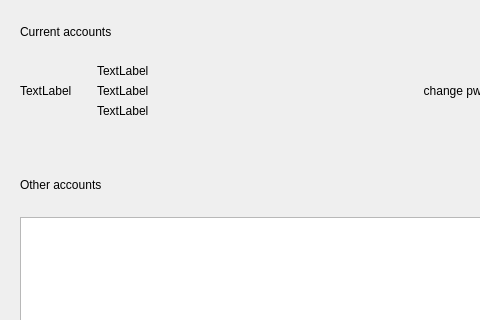
This is plugins/account/userinfo/userinfo.ui in ukui/ukui-control-center as Qt 5 draws it before an edit; both pictures show x 0 to 480 and y 0 to 320 of the 800 by 710 pixel window. The edited form follows.
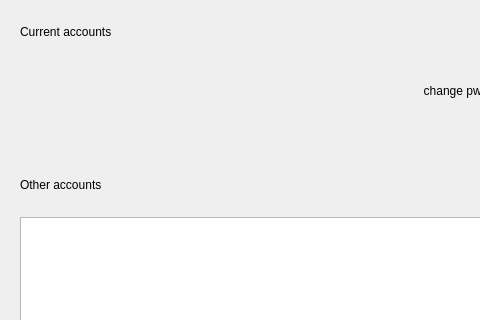
This is the edited form.

```diff
--- a/plugins/account/userinfo/userinfo.ui
+++ b/plugins/account/userinfo/userinfo.ui
@@ -87,7 +87,7 @@
          <item>
           <widget class="QLabel" name="faceLabel">
            <property name="text">
-            <string>TextLabel</string>
+            <string/>
            </property>
           </widget>
          </item>
@@ -118,7 +118,7 @@
               </sizepolicy>
              </property>
              <property name="text">
-              <string>TextLabel</string>
+              <string/>
              </property>
              <property name="scaledContents">
               <bool>true</bool>
@@ -134,7 +134,7 @@
               </sizepolicy>
              </property>
              <property name="text">
-              <string>TextLabel</string>
+              <string/>
              </property>
              <property name="scaledContents">
               <bool>true</bool>
@@ -150,7 +150,7 @@
               </sizepolicy>
              </property>
              <property name="text">
-              <string>TextLabel</string>
+              <string/>
              </property>
              <property name="scaledContents">
               <bool>true</bool>
```
Left out of the diff: 6 changed lines with no effect on the pictures.
